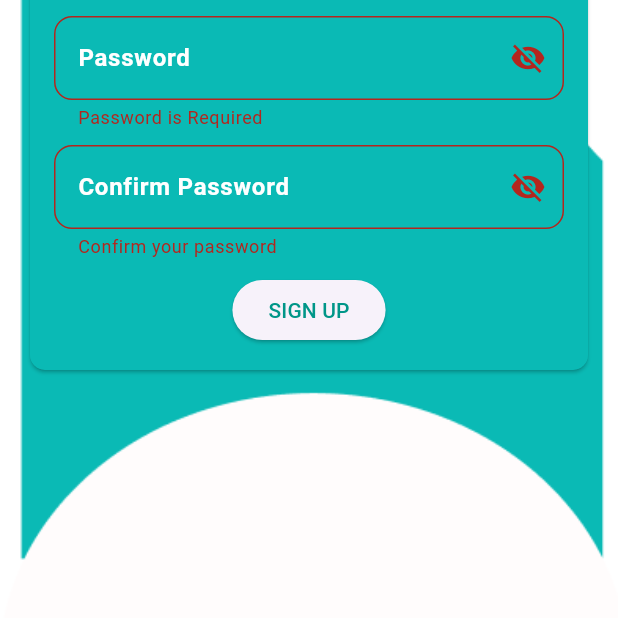
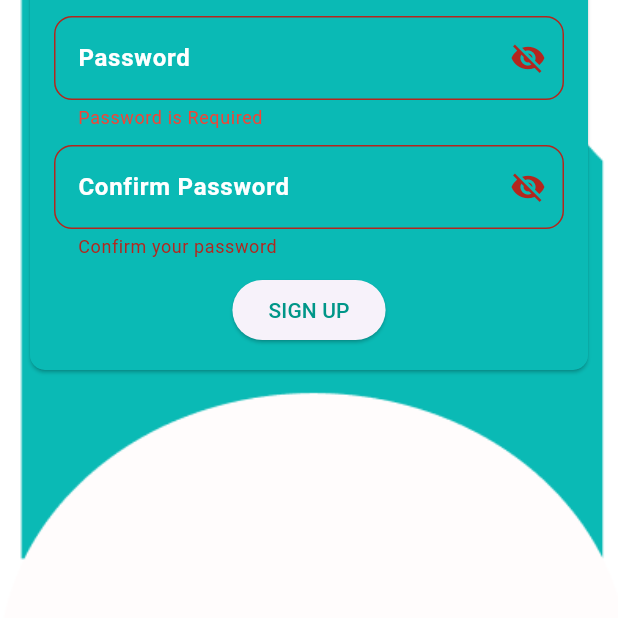
Before and after one commit to OmerFShuhag/Insight, a Flutter app: the SignUpPage screen opened by its route, after a tap on "Sign In", after a tap on "Sign Up", after a tap on "SIGN UP", on a phone screen of 412 x 824 dp, the part 545-1163 px from its top. Run offline on Flutter 3.47's test engine with Material 3 defaults, Android fonts, the phone set to English and light mode, and no system bars; our stand-ins replace cloud_firestore, curved_navigation_bar, firebase_auth, firebase_core, fluttertoast, google_generative_ai and 2 more; accounts and stored records are empty.

Commit message:
onek kichu

```diff
--- a/lib/intro/SignUpPage.dart
+++ b/lib/intro/SignUpPage.dart
@@ -1,4 +1,5 @@
 import 'package:flutter/material.dart';
+import 'package:insight/intro/login.dart';
 import 'package:insight/validators.dart';
 import 'auth_service.dart';
 
@@ -76,7 +77,24 @@ class _SignUpPageState extends State<SignUpPage> {
           onPressed: () {
             setState(() {
               isSignUpSelected = false;
-              Navigator.pushReplacementNamed(context, '/login');
+              Navigator.pushReplacement(
+                  context,
+                  PageRouteBuilder(
+                      transitionDuration: const Duration(milliseconds: 800),
+                      pageBuilder: (context, animation, secondaryAnimation) =>
+                          Login(),
+                      transitionsBuilder:(context, animation, secondaryAnimation, child) {
+                        var curvedAnimation = CurvedAnimation(parent: animation, curve: Curves.easeInOut);
+                        return SlideTransition(
+                          position: Tween<Offset>(
+                                  begin: const Offset(1.0, 0.0),
+                                  end: Offset.zero)
+                              .animate(curvedAnimation),
+                          child: child,
+                        );
+                      }
+                    )
+                  );
             });
           },
           style: TextButton.styleFrom(
@@ -166,7 +184,8 @@ class _SignUpPageState extends State<SignUpPage> {
       controller: passwordController,
       decoration: InputDecoration(
         labelText: 'Password',
-        labelStyle: const TextStyle(fontWeight: FontWeight.bold, color: Colors.white),
+        labelStyle:
+            const TextStyle(fontWeight: FontWeight.bold, color: Colors.white),
         border: OutlineInputBorder(
           borderRadius: BorderRadius.circular(12.0),
         ),
@@ -185,7 +204,14 @@ class _SignUpPageState extends State<SignUpPage> {
             });
           },
         ),
+        errorStyle: const TextStyle(
+            color: Colors.red,
+            fontSize: 12,
+            overflow: TextOverflow.clip,
+          ),
+          errorMaxLines: 2,
       ),
+
       validator: (value) {
         return Validators.validatePassword(value ?? '');
       },
@@ -199,7 +225,8 @@ class _SignUpPageState extends State<SignUpPage> {
       controller: confirmPasswordController,
       decoration: InputDecoration(
         labelText: 'Confirm Password',
-        labelStyle: const TextStyle(fontWeight: FontWeight.bold, color: Colors.white),
+        labelStyle:
+            const TextStyle(fontWeight: FontWeight.bold, color: Colors.white),
         border: OutlineInputBorder(
           borderRadius: BorderRadius.circular(12.0),
         ),
--- a/lib/intro/login.dart
+++ b/lib/intro/login.dart
@@ -1,4 +1,5 @@
 import 'package:flutter/material.dart';
+import 'package:insight/intro/SignUpPage.dart';
 import 'package:insight/intro/auth_service.dart';
 import 'package:insight/validators.dart';
 
@@ -51,6 +52,7 @@ class _LoginState extends State<Login> {
       ),
     );
   }
+
   bool isSignUpSelected = false;
 
   Widget _buildTopNavigation() {
@@ -65,7 +67,8 @@ class _LoginState extends State<Login> {
             });
           },
           style: TextButton.styleFrom(
-            backgroundColor: isSignUpSelected ? Colors.white : const Color(0xFF0ABAB5),
+            backgroundColor:
+                isSignUpSelected ? Colors.white : const Color(0xFF0ABAB5),
           ),
           child: Text(
             'Sign In',
@@ -79,11 +82,29 @@ class _LoginState extends State<Login> {
           onPressed: () {
             setState(() {
               isSignUpSelected = true;
-              Navigator.pushReplacementNamed(context, '/signup');
+              Navigator.pushReplacement(
+                context,
+                PageRouteBuilder(
+                  transitionDuration: const Duration(milliseconds: 800),
+                  pageBuilder: (context, animation, secondaryAnimation) => const SignUpPage(),
+                  transitionsBuilder:(context, animation, secondaryAnimation, child) {
+                    var curvedAnimation = CurvedAnimation(parent: animation, curve: Curves.easeInOut);
+                    return SlideTransition(
+                          position: Tween<Offset>(
+                            begin: const Offset(-1.0, 0.0),
+                            end: Offset.zero
+                            )
+                            .animate(curvedAnimation),
+                      child: child,
+                      );
+                  },
+                ),
+              );
             });
           },
           style: TextButton.styleFrom(
-            backgroundColor: isSignUpSelected ? const Color(0xFF0ABAB5) : Colors.white,
+            backgroundColor:
+                isSignUpSelected ? const Color(0xFF0ABAB5) : Colors.white,
           ),
           child: Text(
             'Sign Up',
@@ -96,7 +117,6 @@ class _LoginState extends State<Login> {
     );
   }
 
-
   Widget _buildLoginCard(BuildContext context) {
     return Card(
       elevation: 10,
@@ -108,8 +128,7 @@ class _LoginState extends State<Login> {
         padding: const EdgeInsets.all(16.0),
         child: Form(
           key: _formKey,
-          child: Column(
-            children: [
+          child: Column(children: [
             _buildEmailField(),
             const SizedBox(height: 10),
             _buildPasswordField(),
@@ -158,7 +177,8 @@ class _LoginState extends State<Login> {
         obscureText: !_isPasswordVisible,
         decoration: InputDecoration(
           labelText: 'Password',
-          labelStyle: const TextStyle(fontWeight: FontWeight.bold, color: Colors.white),
+          labelStyle:
+              const TextStyle(fontWeight: FontWeight.bold, color: Colors.white),
           border: OutlineInputBorder(
             borderRadius: BorderRadius.circular(12.0),
           ),
@@ -178,6 +198,7 @@ class _LoginState extends State<Login> {
             },
           ),
           errorStyle: const TextStyle(
+            //error color: Color.fromARGB(255, 255, 0, 0),
             color: Colors.red,
             fontSize: 12,
             overflow: TextOverflow.clip,
--- a/lib/validators.dart
+++ b/lib/validators.dart
@@ -10,7 +10,7 @@ class Validators {
     if (value.isEmpty) {
       return 'Email is Required';
     }
-    final emailRegex = RegExp(r'^cse_\d{16}@lus\.ac\.bd$');
+    final emailRegex = RegExp(r'^[a-zA-Z0-9._]+@lus\.ac\.bd$');
     if (!emailRegex.hasMatch(value)) {
       return 'Enter a Valid Email';
     }
@@ -22,7 +22,8 @@ class Validators {
       return 'Password is Required';
     }
     final passwordRegex = RegExp(
-        r'^(?=.*[A-Z])(?=.*[a-z])(?=.*\d)(?=.*[@$!%*?&])[A-Za-z\d@$!%*?&]{8,}$');
+  r'^(?=.*[A-Z])(?=.*[a-z])(?=.*\d)(?=.*[@$!%*?&_])[A-Za-z\d@$!%*?&_]{8,}$');
+
 
     //final passwordRegex = RegExp(r'^.{8}$');
 
@@ -48,9 +49,10 @@ class Validators {
     if (value.isEmpty) {
       return 'ID is Required';
     }
-    final idRegex = RegExp(r'^[0-9]{16}$');
+    final idRegex = RegExp(r'^\d{10,}$');
+
     if (!idRegex.hasMatch(value)) {
-      return 'Enter a Valid 16 digit ID';
+      return 'Enter a Valid Student ID';
     }
     return null;
   }
```
Also changed, not shown: 6 other files. Lines whose indentation alone changed are shown as unchanged.
